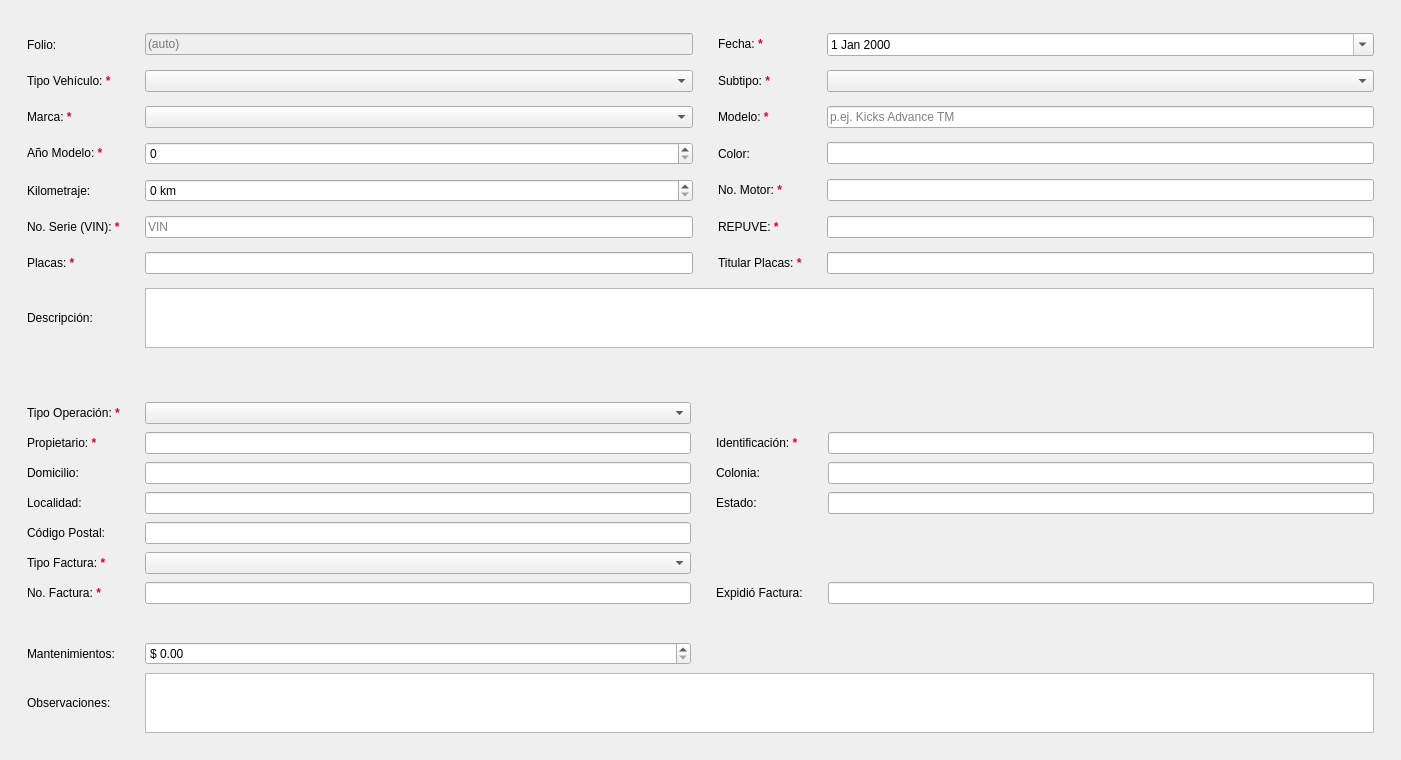
The window that src/presentation/inventory/registration/steps/details/vehicledetailsview.ui (ShibaK7/seminuevos) describes before a commit, drawn with Qt 5.
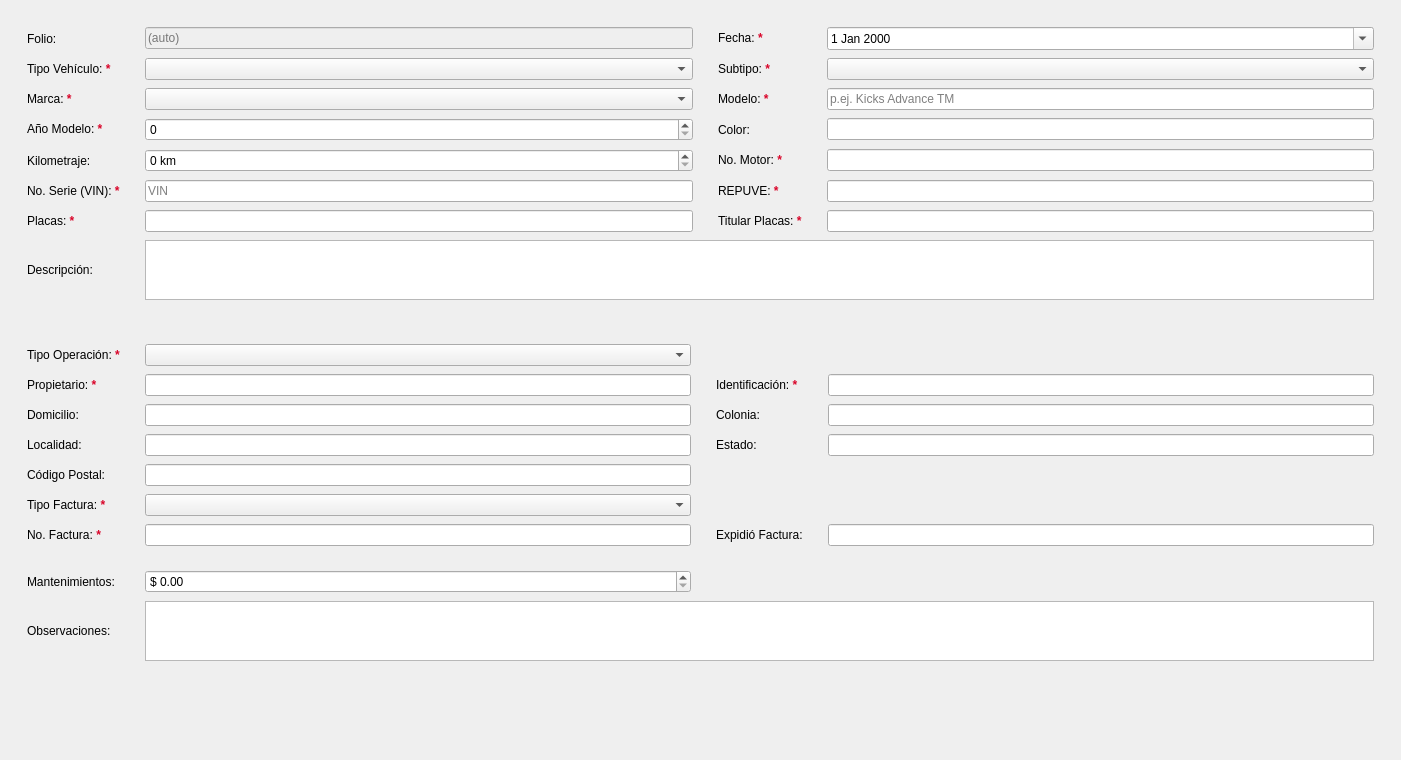
The same window after the commit. Custom widgets are drawn as their Qt base class.

Commit message: Keep the details step from stretching or squeezing its cards

What changed in the file:
```diff
--- a/src/presentation/inventory/registration/steps/details/vehicledetailsview.ui
+++ b/src/presentation/inventory/registration/steps/details/vehicledetailsview.ui
@@ -10,7 +10,7 @@
     <height>760</height>
    </rect>
   </property>
-  <layout class="QVBoxLayout" name="detailsLayout">
+  <layout class="QVBoxLayout" name="detailsLayout" stretch="0,0,0,1">
    <item>
     <widget class="QFrame" name="generalInfoCard">
      <layout class="QGridLayout" name="generalInfoGrid">
@@ -635,6 +635,19 @@
      </layout>
     </widget>
    </item>
+   <item>
+    <spacer name="detailsBottomSpacer">
+     <property name="orientation">
+      <enum>Qt::Orientation::Vertical</enum>
+     </property>
+     <property name="sizeHint" stdset="0">
+      <size>
+       <width>0</width>
+       <height>0</height>
+      </size>
+     </property>
+    </spacer>
+   </item>
   </layout>
  </widget>
  <customwidgets>
```
The commit also changes 4 other files.
